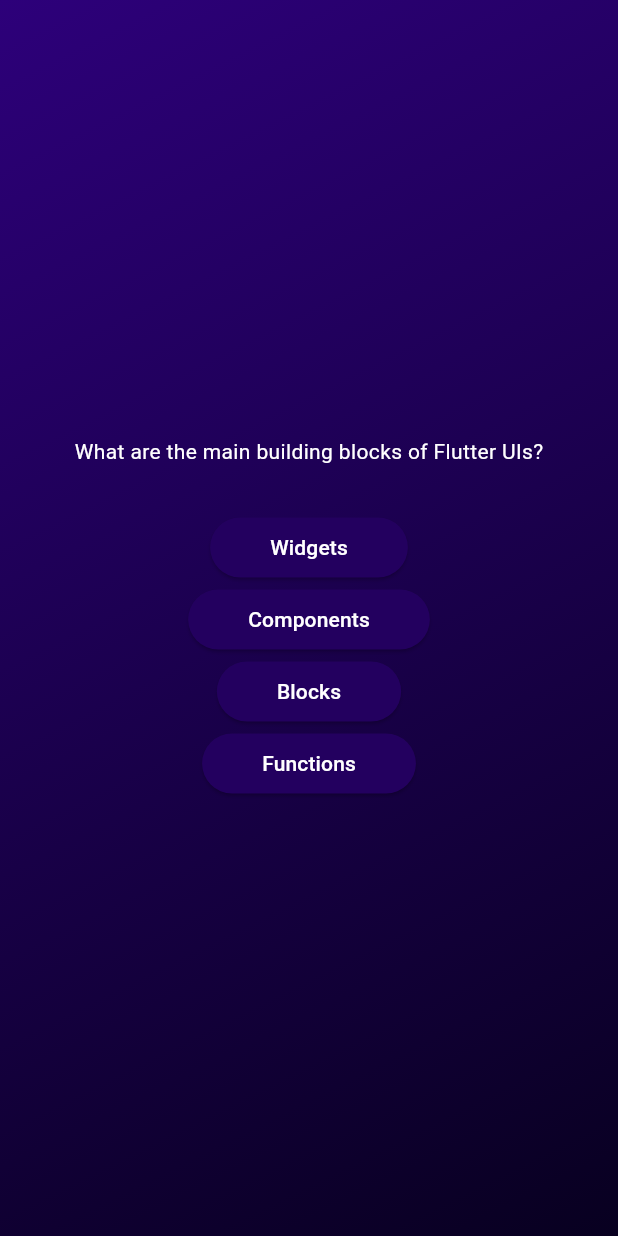
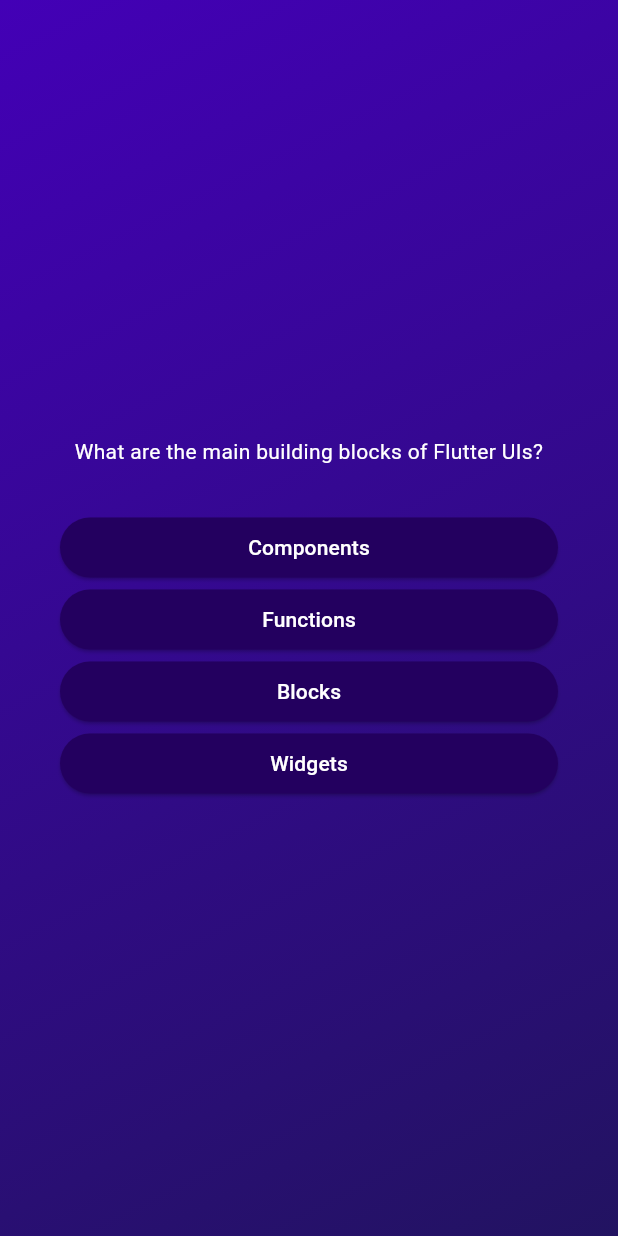
Before and after one commit to snadi043/flutter_quiz_app, a Flutter app: the screen it shows after launch, after a tap on "Start Quiz", on a phone screen of 412 x 824 dp. Run offline on Flutter 3.47's test engine with Material 3 defaults, Android fonts, the phone set to English and light mode, and no system bars.

Commit message:
Refactored the stylings for the answers lists by adding margins, paddings and crossAxis alignments and also implemented shuffle() and List.of() methods to first copy the original list and then shuffling the copy of that list so that we can set the first position of original list to the correct answers in the results screen.

```diff
--- a/quiz_app/lib/model/quiz_questions.dart
+++ b/quiz_app/lib/model/quiz_questions.dart
@@ -2,4 +2,10 @@ class QuizQuestions {
   const QuizQuestions(this.question, this.answers);
   final String question;
   final List<String> answers;
+
+  List<String> getShuffledAnswers() {
+    final answersCopy = List.of(answers);
+    answersCopy.shuffle();
+    return answersCopy;
+  }
 }
--- a/quiz_app/lib/questions_screen.dart
+++ b/quiz_app/lib/questions_screen.dart
@@ -17,22 +17,23 @@ class _QuestionsScreen extends State<QuestionsScreen> {
   Widget build(context) {
     return SizedBox(
       width: double.infinity,
+      child: Container(
+        padding: const EdgeInsets.all(40),
         child: Column(
           mainAxisAlignment: MainAxisAlignment.center,
+          crossAxisAlignment: CrossAxisAlignment.stretch,
           children: [
             Text(
               currentQuestion.question,
               style: const TextStyle(color: Colors.white),
+              textAlign: TextAlign.center,
             ),
             const SizedBox(height: 30),
-          ...currentQuestion.answers.map((item) {
+            ...currentQuestion.getShuffledAnswers().map((item) {
               return AnswersButton(answersText: item, onTap: () {});
             }),
-          // AnswersButton(answersText: currentQuestion.answers[0], onTap: () {}),
-          // AnswersButton(answersText: currentQuestion.answers[1], onTap: () {}),
-          // AnswersButton(answersText: currentQuestion.answers[2], onTap: () {}),
-          // AnswersButton(answersText: currentQuestion.answers[3], onTap: () {}),
           ],
+        ),
       ),
     );
   }
--- a/quiz_app/lib/quiz.dart
+++ b/quiz_app/lib/quiz.dart
@@ -2,8 +2,8 @@ import 'package:flutter/material.dart';
 import 'package:quiz_app/start_screen.dart';
 import 'package:quiz_app/questions_screen.dart';
 
-const color1 = Color.fromARGB(255, 45, 0, 122);
-const color2 = Color.fromARGB(255, 8, 0, 32);
+const color1 = Color.fromARGB(255, 67, 0, 182);
+const color2 = Color.fromARGB(255, 34, 19, 97);
 
 const beginAlignment = Alignment.topLeft;
 const endAlignment = Alignment.bottomRight;
```
Lines whose indentation alone changed are shown as unchanged.
